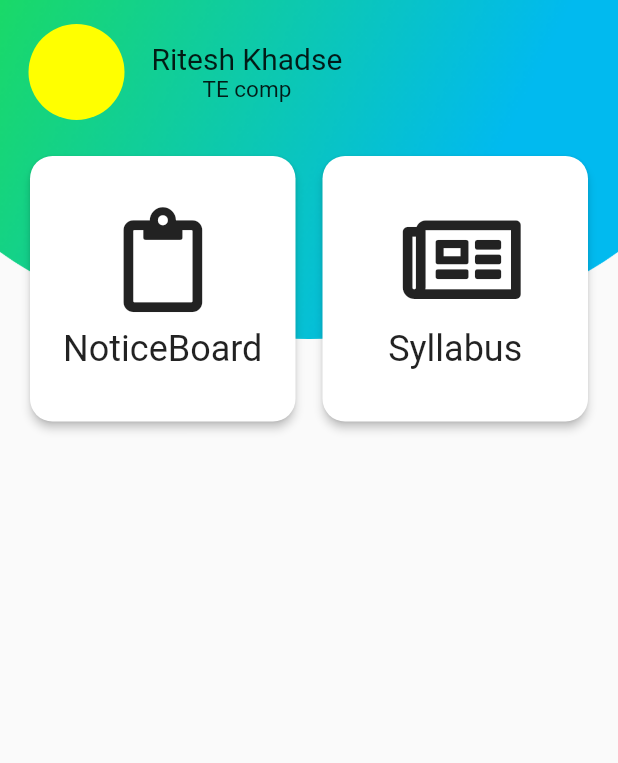
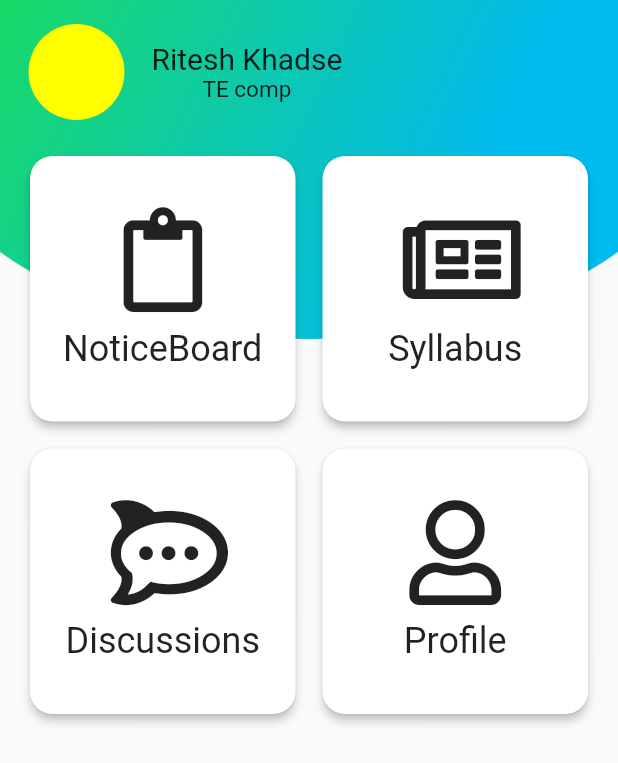
Before and after one commit to Ritsz123/Dyp-alerts, a Flutter app: the screen it shows after launch, on a phone screen of 412 x 824 dp. Shown: the top 763 px of the screen. Run offline on Flutter 3.47's test engine with Material 2 defaults, Android fonts, the phone set to English and light mode, and no system bars; our stand-ins replace cloud_firestore, firebase_auth, flutter_signin_button, flutter_spinkit, font_awesome_flutter, getwidget and 2 more; accounts and stored records are empty.

Commit message:
updated home layout

```diff
--- a/lib/screens/home_screen/newHomeScreen.dart
+++ b/lib/screens/home_screen/newHomeScreen.dart
@@ -74,6 +74,14 @@ class _NewHomeScreenState extends State<NewHomeScreen> {
                           label: 'Syllabus',
                           iconData: FontAwesomeIcons.newspaper,
                         ),
+                        DashCard(
+                          label: 'Discussions',
+                          iconData: FontAwesomeIcons.rocketchat,
+                        ),
+                        DashCard(
+                          label: 'Profile',
+                          iconData: FontAwesomeIcons.user,
+                        ),
                       ],
                     ),
                   ),
```
